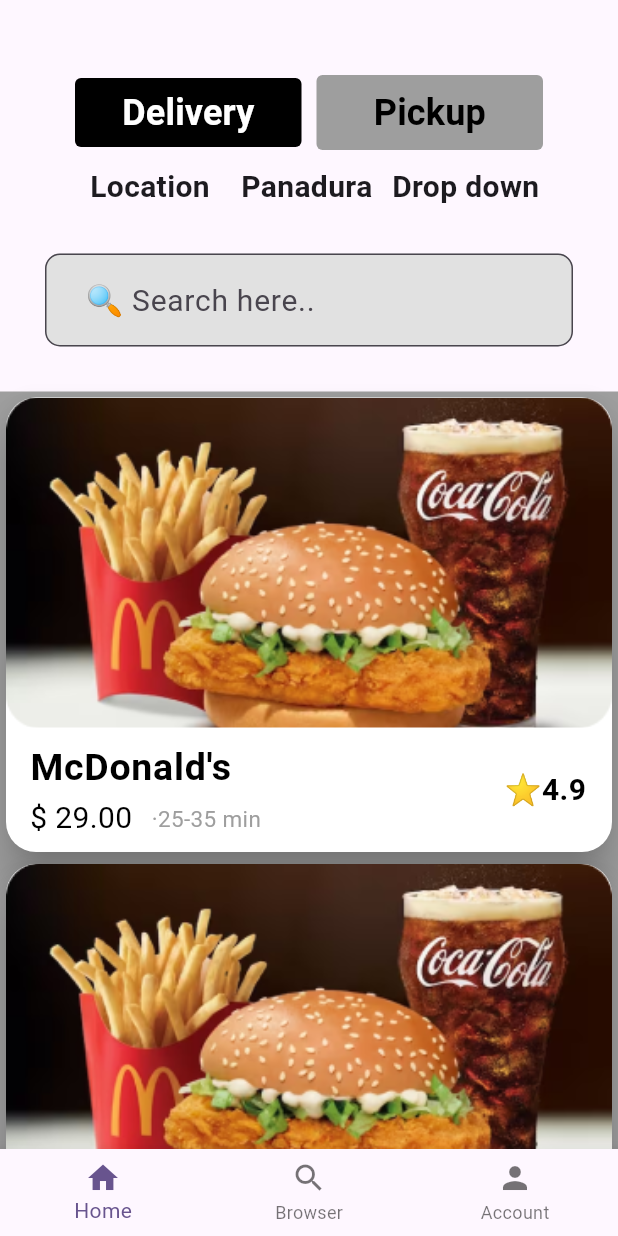
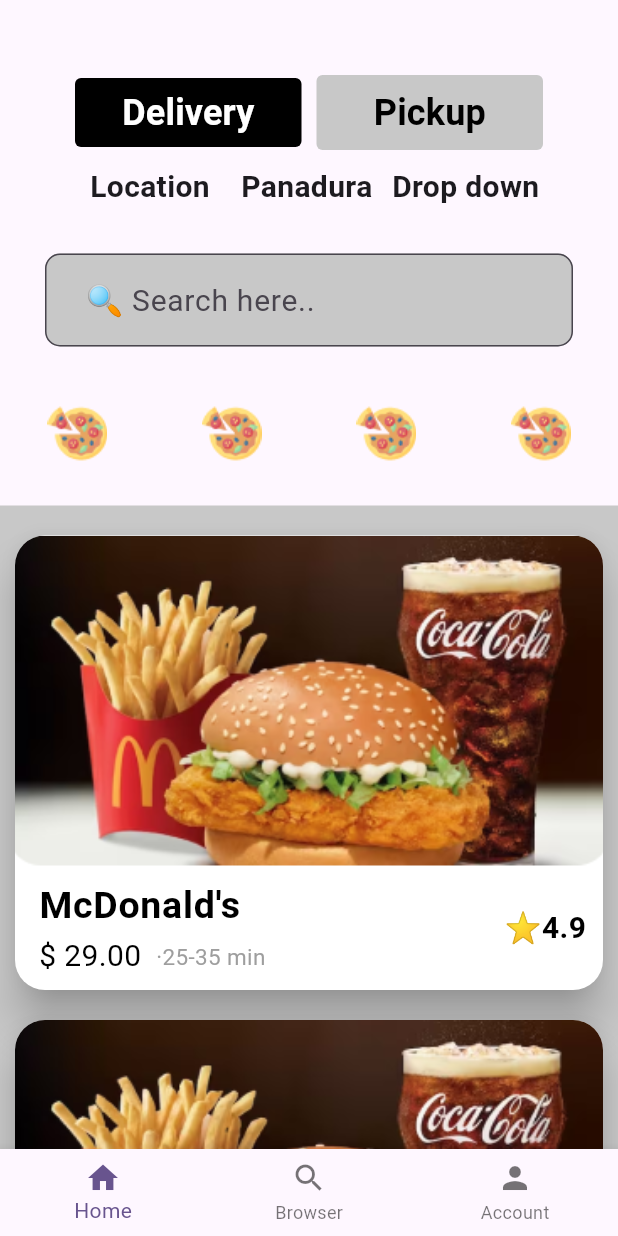
Before and after one commit to Eternatus9999/Flutter-Food-delivery-ui, a Flutter app: the screen it shows after launch, on a phone screen of 412 x 824 dp. Run offline on Flutter 3.47's test engine with Material 3 defaults, Android fonts, the phone set to English and light mode, and no system bars.

Commit message:
add some little buttons the project

```diff
--- a/lib/main.dart
+++ b/lib/main.dart
@@ -39,7 +39,7 @@ class _MyHomePageState extends State<MyHomePage> {
   Widget build(BuildContext context) {
     return Scaffold(
       body: Container(
-          child: Column(
+          child: ListView(
             children: [
               Container(
                   margin: EdgeInsets.only(top: 50, left: 50, right: 50, bottom: 10),
@@ -67,7 +67,7 @@ class _MyHomePageState extends State<MyHomePage> {
                             Expanded(
                                 child: TextButton(
                                     style:TextButton.styleFrom(
-                                      backgroundColor: Colors.grey,
+                                      backgroundColor: Color.fromRGBO(200, 200, 200, 100),
                                       shape: RoundedRectangleBorder(
                                         borderRadius: BorderRadius.circular(4.0),
                                       ),
@@ -120,7 +120,7 @@ class _MyHomePageState extends State<MyHomePage> {
                   ),
                   decoration: InputDecoration(
                     filled: true,
-                    fillColor: Color.fromRGBO(225, 225, 225, 100),
+                    fillColor: Color.fromRGBO(200, 200, 200, 100),
                     border: OutlineInputBorder(
                       borderRadius: BorderRadius.circular(10.0),
                     ),
@@ -129,11 +129,67 @@ class _MyHomePageState extends State<MyHomePage> {
                 ),
               ),
               Container(
-                  color: Colors.grey,
+                margin: EdgeInsets.only(bottom: 20),
+                  child: Row(
+                    children: <Widget>[
+                      Expanded(
+                          child: IconButton(
+                            splashRadius: 10,
+                            iconSize: 10,
+                            icon: Image.asset(
+                                  'assets/pizza_icon.png'
+                            ),
+                            onPressed: () {
+                              // do something when the button is pressed debugPrint('Hi there');
+                            },
+                          )
+                      ),
+                      Expanded(
+                          child: IconButton(
+                            splashRadius: 100,
+                            iconSize: 100,
+                            icon: Image.asset(
+                                'assets/pizza_icon.png'
+                            ),
+                            onPressed: () {
+                              // do something when the button is pressed debugPrint('Hi there');
+                            },
+                          )
+                      ),
+                      Expanded(
+                          child: IconButton(
+                            splashRadius: 100,
+                            iconSize: 100,
+                            icon: Image.asset(
+                                'assets/pizza_icon.png'
+                            ),
+                            onPressed: () {
+                              // do something when the button is pressed debugPrint('Hi there');
+                            },
+                          )
+                      ),
+                      Expanded(
+                          child: IconButton(
+                            splashRadius: 100,
+                            iconSize: 100,
+                            icon: Image.asset(
+                                'assets/pizza_icon.png'
+                            ),
+                            onPressed: () {
+                              // do something when the button is pressed debugPrint('Hi there');
+                            },
+                          )
+                      )
+                    ],
+                  ),
+              ),
+              Container(
+                  color: Color.fromRGBO(200, 200, 200, 100),
                   child: Column(
                     children: [
                       Container(
                         child: Card(
+                          margin: EdgeInsets.only(left:10,right: 10, top: 20),
                           elevation: 12,
                           shape: RoundedRectangleBorder(
                             borderRadius: BorderRadius.circular(20.0),
@@ -208,6 +264,7 @@ class _MyHomePageState extends State<MyHomePage> {
                       ),
                       Container(
                         child: Card(
+                          margin: EdgeInsets.only(left:10,right: 10, top: 20, bottom: 10),
                           elevation: 12,
                           shape: RoundedRectangleBorder(
                             borderRadius: BorderRadius.circular(20.0),
@@ -283,7 +340,6 @@ class _MyHomePageState extends State<MyHomePage> {
                     ],
                   )
               ),
-              Container()
             ],
           ),
         ),
```
